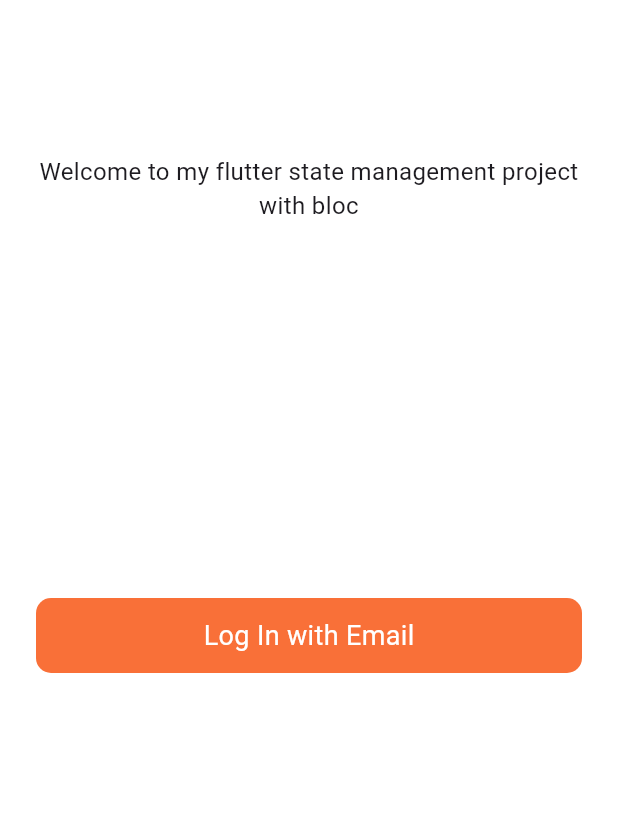
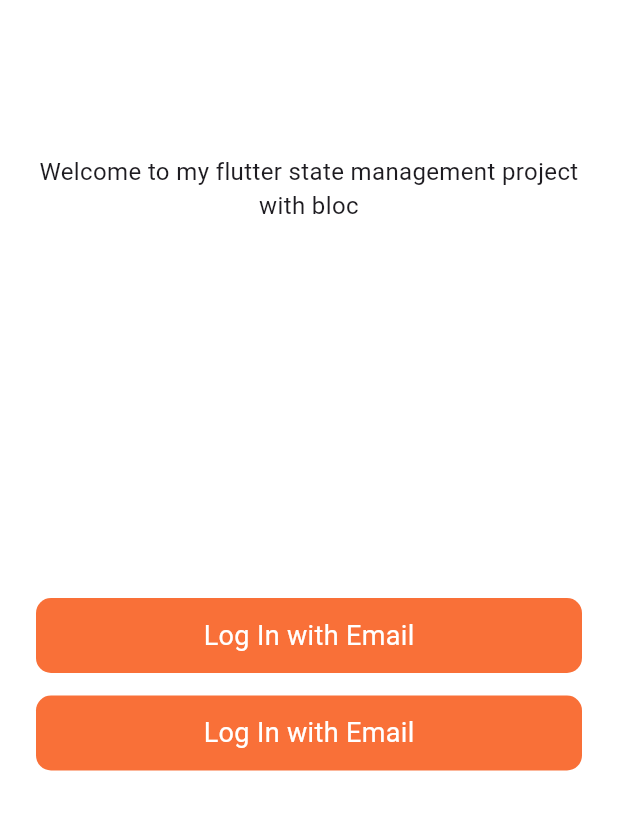
Before and after one commit to MuhammadAsif-12/bloc_management, a Flutter app: the screen it shows after launch, on a phone screen of 412 x 824 dp, the part 173-1003 px from its top. Run offline on Flutter 3.47's test engine with Material 3 defaults, Android fonts, the phone set to English and light mode, and no system bars; our stand-ins replace bloc, connectivity, email_validator, flutter_bloc; Roboto replaces fonts that are missing (Rubik Medium, Rubik Regular).

Commit message:
Design UI for phone uth.

```diff
--- a/lib/screens/sign_in/welcome_page.dart
+++ b/lib/screens/sign_in/welcome_page.dart
@@ -96,6 +96,34 @@ class WelcomePage extends StatelessWidget {
                 const SizedBox(
                   height: 15,
                 ),
+                InkWell(
+                  onTap: () {
+                    Navigator.push(
+                      context,
+                      MaterialPageRoute(
+                          builder: (context) => BlocProvider(
+                              create: (context) => SignInBloc(),
+                              child: SignIn())),
+                    );
+                  },
+                  child: Container(
+                    height: 50,
+                    width: 400,
+                    decoration: BoxDecoration(
+                        color: Color(0xffF97038),
+                        borderRadius: BorderRadius.circular(10)),
+                    child: const Center(
+                      child: Text(
+                        'Log In with Email',
+                        style: TextStyle(
+                          fontSize: 18,
+                          fontFamily: 'Rubik Regular',
+                          color: Colors.white,
+                        ),
+                      ),
+                    ),
+                  ),
+                ),
               ],
             ),
           ),
```
